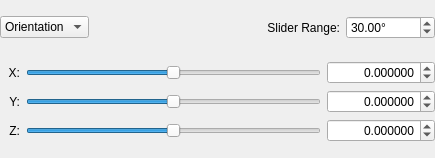
This is hexrd/ui/resources/ui/calibration_crystal_slider_widget.ui in HEXRD/hexrdgui as Qt 5 draws it before an edit. The edited form follows.
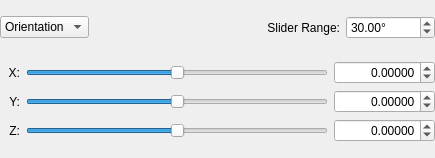
This is the edited form.

Commit message:
Fix logic for updating cal widget from slider
* Main widget always up to date - dont explictly update when changing tabs
* And use IntEnum to workaround conda issue

```diff
--- a/hexrd/ui/resources/ui/calibration_crystal_slider_widget.ui
+++ b/hexrd/ui/resources/ui/calibration_crystal_slider_widget.ui
@@ -134,7 +134,7 @@
         <bool>false</bool>
        </property>
        <property name="decimals">
-        <number>6</number>
+        <number>5</number>
        </property>
        <property name="minimum">
         <double>-10000.000000000000000</double>
@@ -179,7 +179,7 @@
         <bool>false</bool>
        </property>
        <property name="decimals">
-        <number>6</number>
+        <number>5</number>
        </property>
        <property name="minimum">
         <double>-10000.000000000000000</double>
@@ -224,7 +224,7 @@
         <bool>false</bool>
        </property>
        <property name="decimals">
-        <number>6</number>
+        <number>5</number>
        </property>
        <property name="minimum">
         <double>-10000.000000000000000</double>
```
The commit also changes 2 other files.
